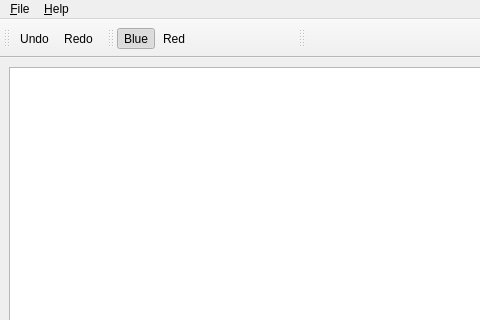
Before: the Qt Designer form Boolean_set_operations_2/demo/Boolean_set_operations_2_GraphicsView/boolean_operations_2.ui in CGAL/cgal, drawn with Qt 5; both pictures show x 0 to 480 and y 0 to 320 of the 800 by 600 pixel window.
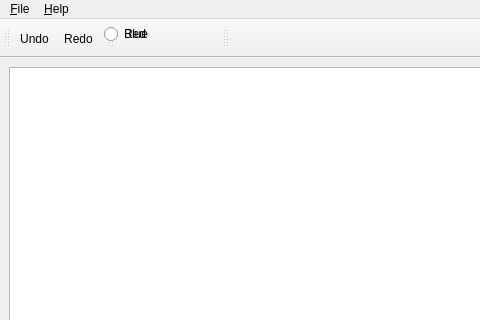
After: the same form once the commit is applied. Icons and pictures are not drawn.

Commit message: Update of the Qt4 boolean operations demo

Patch:
```diff
--- a/Boolean_set_operations_2/demo/Boolean_set_operations_2_GraphicsView/boolean_operations_2.ui
+++ b/Boolean_set_operations_2/demo/Boolean_set_operations_2_GraphicsView/boolean_operations_2.ui
@@ -103,8 +103,22 @@
    <attribute name="toolBarBreak" >
     <bool>false</bool>
    </attribute>
-   <addaction name="actionMakeBlueActive" />
-   <addaction name="actionMakeRedActive" />
+   <widget class="QRadioButton" name="redActive">
+    <property name="text">
+     <string>Red</string>
+    </property>
+    <property name="checked" >
+      <bool>true</bool>
+    </property>
+   </widget>
+   <widget class="QRadioButton" name="blueActive">
+    <property name="text">
+     <string>Blue</string>
+    </property>
+    <property name="checked" >
+      <bool>false</bool>
+    </property>
+   </widget>
    <addaction name="actionInsertPolygon" />
    <addaction name="actionInsertCircle" />
    <addaction name="actionInsertBezier" />
@@ -233,24 +247,12 @@
   </action>
   
   <action name="actionMakeBlueActive" >
-   <property name="checkable" >
-    <bool>true</bool>
-   </property>
-   <property name="checked" >
-    <bool>true</bool>
-   </property>
    <property name="text" >
     <string>Blue</string>
    </property>
   </action>
   
   <action name="actionMakeRedActive" >
-   <property name="checkable" >
-    <bool>true</bool>
-   </property>
-   <property name="checked" >
-    <bool>false</bool>
-   </property>
    <property name="text" >
     <string>Red</string>
    </property>
```
Left out of the diff: 19 changed lines with no effect on the pictures. The commit also changes 3 other files.
